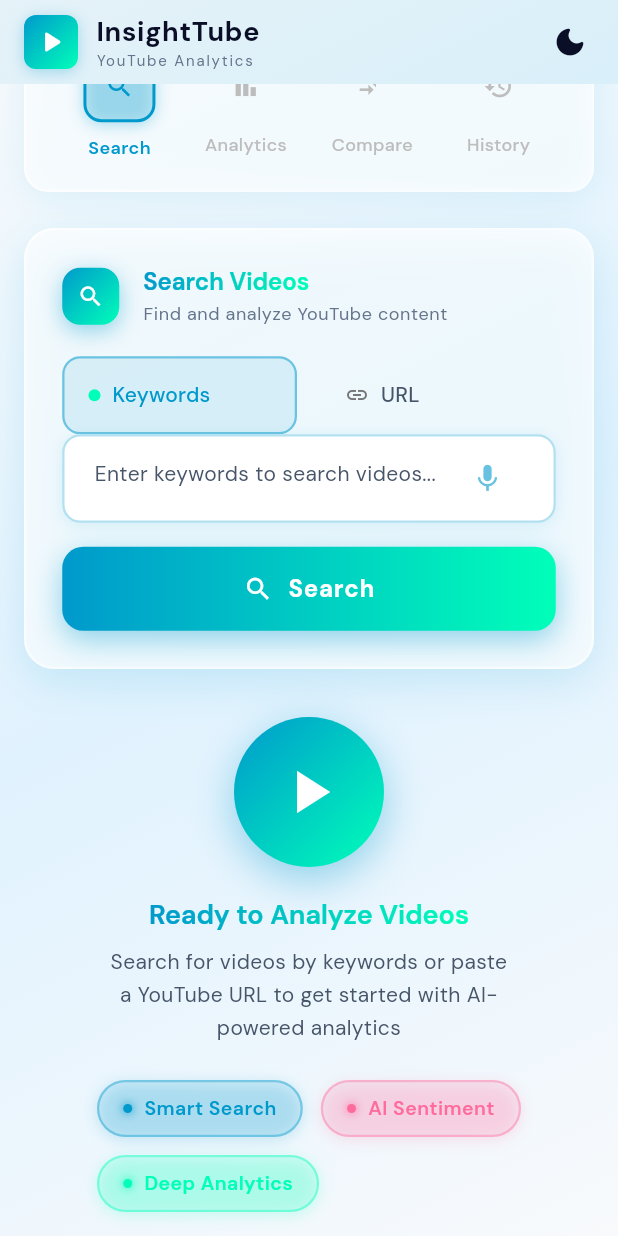
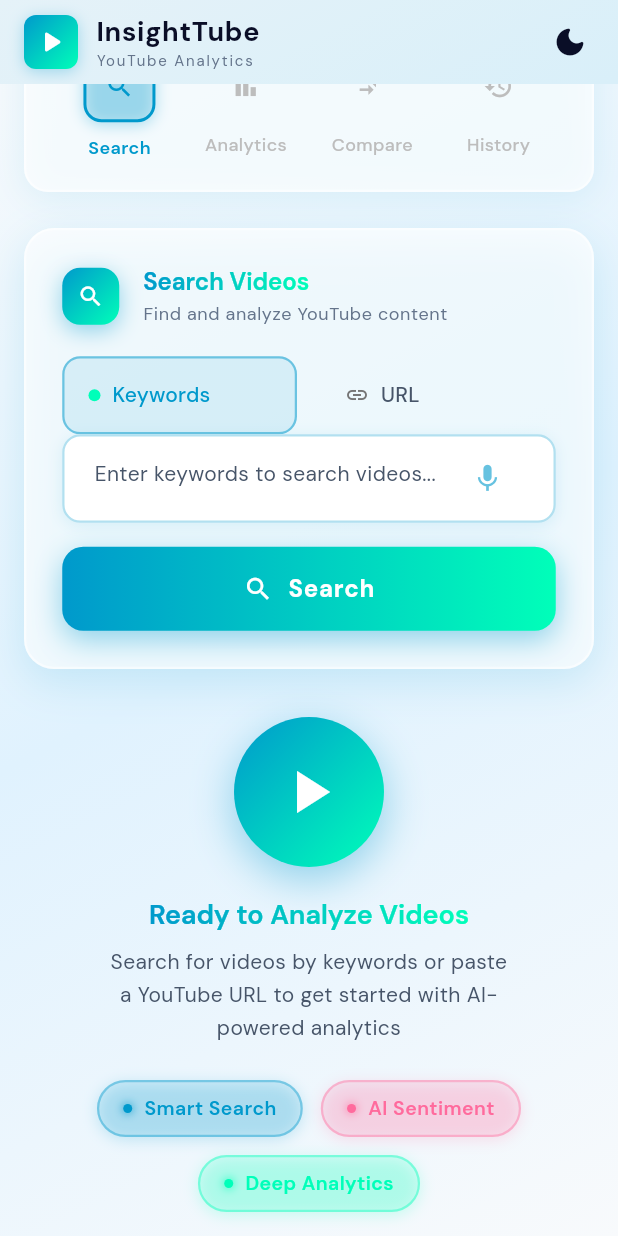
Before and after one commit to Sujal1104-T/Youtube_Analysis, a Flutter app: the screen it shows after launch, scrolled down 60 dp, after a tap on the "light mode" icon, on a phone screen of 412 x 824 dp. Run offline on Flutter 3.47's test engine with Material 3 defaults, Android fonts, the phone set to English and light mode, and no system bars; our stand-ins replace fl_chart, google_fonts, permission_handler, shared_preferences, speech_to_text.

Commit message:
Add animated Slash Screen and refine Home Screen UI alignment

```diff
--- a/lib/main.dart
+++ b/lib/main.dart
@@ -1,6 +1,6 @@
 import 'package:flutter/material.dart';
 import 'package:google_fonts/google_fonts.dart';
-import 'presentation/screens/home/home_screen.dart';
+import 'presentation/screens/splash/splash_screen.dart';
 // Removed: import 'package:receive_sharing_intent/receive_sharing_intent.dart';
 // Removed: import 'dart:async';
 
@@ -49,7 +49,7 @@ class MyAppState extends State<MyApp> {
       title: 'InsightTube',
       theme: _isDarkMode ? _darkTheme : _lightTheme,
       // Removed: Passing initialUrl
-      home: const InsightTubeticsScreen(),
+      home: const SplashScreen(),
       debugShowCheckedModeBanner: false,
     );
   }
--- a/lib/presentation/screens/home/home_screen.dart
+++ b/lib/presentation/screens/home/home_screen.dart
@@ -704,6 +704,7 @@ class _InsightTubeticsScreenState extends State<InsightTubeticsScreen> with Sing
 
                       // Feature Tags with Gradient Borders
                       Wrap(
+                        alignment: WrapAlignment.center,
                         spacing: 12,
                         runSpacing: 12,
                         children: [
--- /dev/null
+++ b/lib/presentation/screens/splash/splash_screen.dart
@@ -0,0 +1,132 @@
+import 'package:flutter/material.dart';
+import 'package:google_fonts/google_fonts.dart';
+import '../home/home_screen.dart';
+
+class SplashScreen extends StatefulWidget {
+  const SplashScreen({Key? key}) : super(key: key);
+
+  @override
+  State<SplashScreen> createState() => _SplashScreenState();
+}
+
+class _SplashScreenState extends State<SplashScreen> with SingleTickerProviderStateMixin {
+  late AnimationController _controller;
+  late Animation<double> _fadeAnimation;
+  late Animation<double> _scaleAnimation;
+
+  @override
+  void initState() {
+    super.initState();
+    _controller = AnimationController(
+        vsync: this,
+        duration: const Duration(seconds: 2),
+    );
+
+    _fadeAnimation = Tween<double>(begin: 0.0, end: 1.0).animate(
+      CurvedAnimation(parent: _controller, curve: Curves.easeIn),
+    );
+
+    _scaleAnimation = Tween<double>(begin: 0.8, end: 1.0).animate(
+        CurvedAnimation(parent: _controller, curve: Curves.elasticOut)
+    );
+
+    _controller.forward();
+
+    // Navigate to Home Screen after 3 seconds
+    Future.delayed(const Duration(seconds: 3), () {
+      if (mounted) {
+        Navigator.pushReplacement(
+          context,
+          PageRouteBuilder(
+            transitionDuration: const Duration(milliseconds: 800),
+            pageBuilder: (_, __, ___) => const InsightTubeticsScreen(),
+            transitionsBuilder: (_, animation, __, child) {
+              return FadeTransition(
+                opacity: animation,
+                child: child,
+              );
+            },
+          ),
+        );
+      }
+    });
+  }
+
+  @override
+  void dispose() {
+    _controller.dispose();
+    super.dispose();
+  }
+
+  @override
+  Widget build(BuildContext context) {
+    // Determine if we are in dark mode based on system/app theme context if possible,
+    // but since this is the very first screen, we can default to a dark premium look
+    // or check brightness. For a consistent "premium" feel on launch, let's use the dark theme colors.
+    const backgroundColor = Color(0xFF0A0E27);
+    const primaryColor = Color(0xFF00D9FF);
+
+    return Scaffold(
+      backgroundColor: backgroundColor,
+      body: Center(
+        child: Column(
+          mainAxisAlignment: MainAxisAlignment.center,
+          children: [
+            ScaleTransition(
+              scale: _scaleAnimation,
+              child: FadeTransition(
+                opacity: _fadeAnimation,
+                child: Container(
+                  width: 120,
+                  height: 120,
+                  decoration: BoxDecoration(
+                    color: primaryColor.withOpacity(0.1),
+                    shape: BoxShape.circle,
+                    boxShadow: [
+                      BoxShadow(
+                        color: primaryColor.withOpacity(0.4),
+                        blurRadius: 30,
+                        spreadRadius: 5,
+                      ),
+                    ],
+                  ),
+                  child: Icon(
+                    Icons.play_arrow_rounded,
+                    size: 80,
+                    color: primaryColor,
+                  ),
+                ),
+              ),
+            ),
+            const SizedBox(height: 40),
+            FadeTransition(
+              opacity: _fadeAnimation,
+              child: Column(
+                children: [
+                  Text(
+                    'InsightTube',
+                    style: GoogleFonts.outfit(
+                      fontSize: 36,
+                      fontWeight: FontWeight.bold,
+                      color: Colors.white,
+                      letterSpacing: 1.2,
+                    ),
+                  ),
+                  const SizedBox(height: 12),
+                  Text(
+                    'AI-Powered Analytics',
+                    style: GoogleFonts.dmSans(
+                      fontSize: 16,
+                      color: Colors.white70,
+                      letterSpacing: 1.5,
+                    ),
+                  ),
+                ],
+              ),
+            ),
+          ],
+        ),
+      ),
+    );
+  }
+}
```
